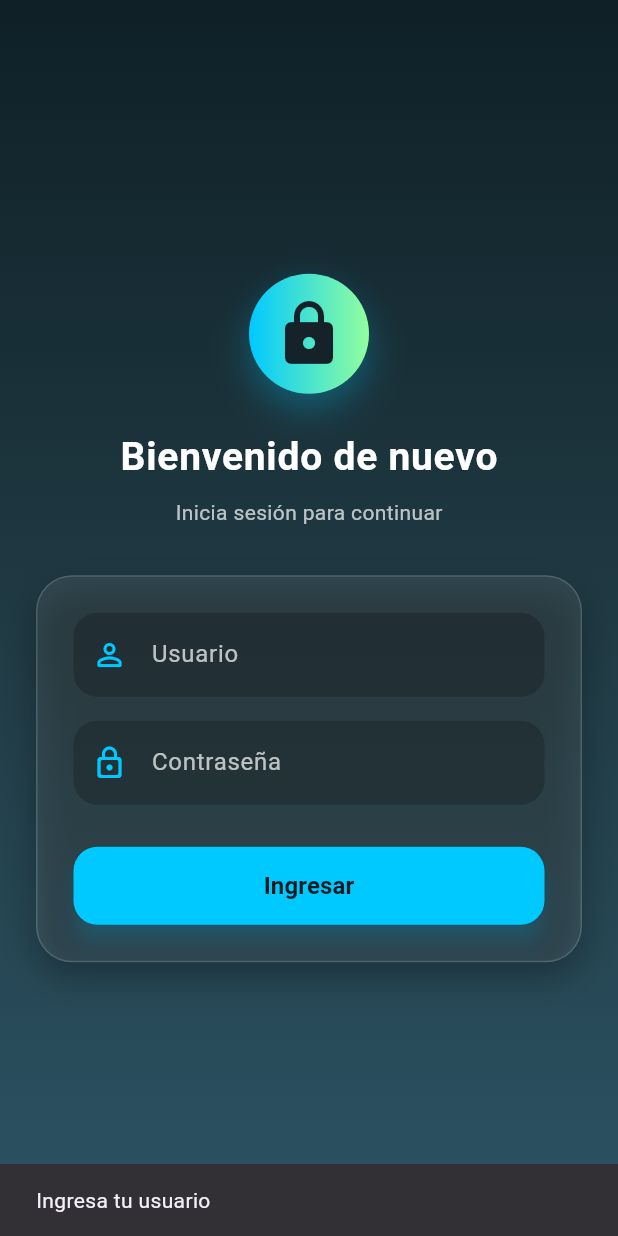
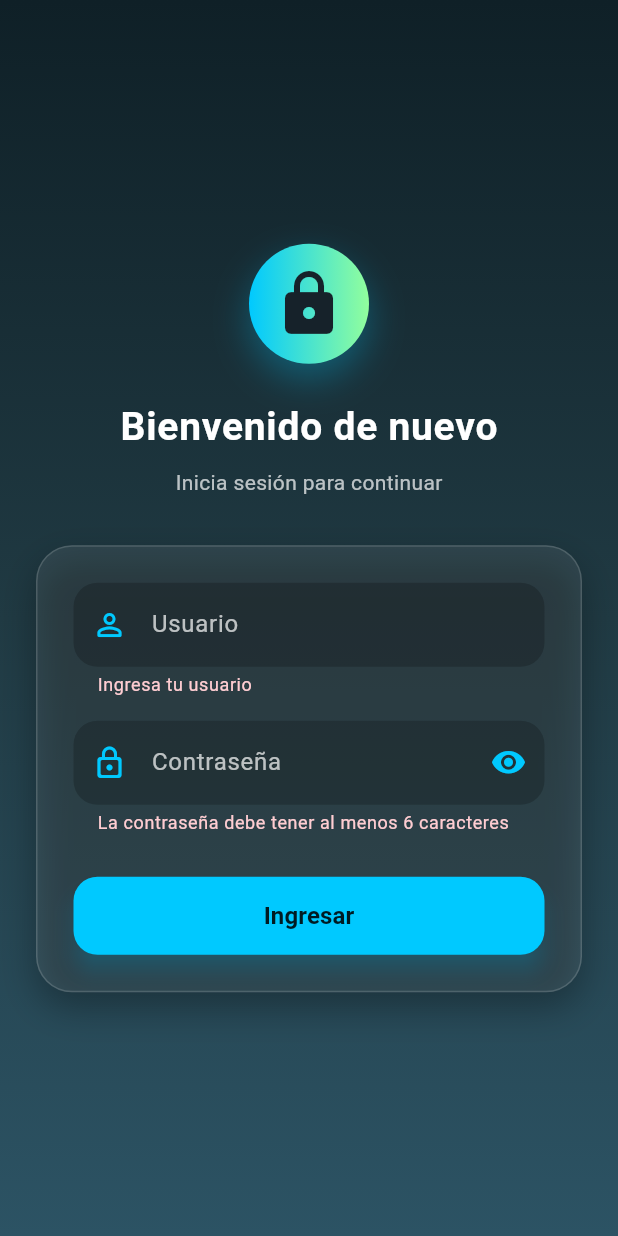
Before and after one commit to edison504/app_segura, a Flutter app: the screen it shows after launch, after a tap on "Ingresar", on a phone screen of 412 x 824 dp. Run offline on Flutter 3.47's test engine with Material 3 defaults, Android fonts, the phone set to English and light mode, and no system bars; our stand-ins replace flutter_secure_storage, image_picker, permission_handler; accounts and stored records are empty.

Commit message:
Se mejoran las alertas del login para mostrar las validaciones por errores y por credenciales inválidas.

```diff
--- a/lib/login_screen.dart
+++ b/lib/login_screen.dart
@@ -10,8 +10,48 @@ class LoginScreen extends StatefulWidget {
 }
 
 class _LoginScreenState extends State<LoginScreen> {
+  final _formKey = GlobalKey<FormState>();
   final _userController = TextEditingController();
   final _passController = TextEditingController();
+  final _passwordFocusNode = FocusNode();
+  bool _showPassword = false;
+
+  Future<void> _submit() async {
+    final authProvider = context.read<AuthProvider>();
+    if (authProvider.status == AuthStatus.authenticating ||
+        _formKey.currentState?.validate() != true) {
+      return;
+    }
+
+    FocusScope.of(context).unfocus();
+    final success = await authProvider.login(
+      _userController.text.trim(),
+      _passController.text,
+    );
+    if (!mounted) return;
+    if (!success) {
+      final messenger = ScaffoldMessenger.of(context);
+      messenger.removeCurrentSnackBar();
+      messenger.showSnackBar(
+        SnackBar(
+          content: Text(
+              authProvider.errorMessage ?? 'Usuario o contraseña incorrectos'),
+          backgroundColor: Colors.redAccent,
+          behavior: SnackBarBehavior.floating,
+          shape:
+              RoundedRectangleBorder(borderRadius: BorderRadius.circular(10)),
+        ),
+      );
+    }
+  }
+
+  @override
+  void dispose() {
+    _userController.dispose();
+    _passController.dispose();
+    _passwordFocusNode.dispose();
+    super.dispose();
+  }
 
   @override
   Widget build(BuildContext context) {
@@ -94,17 +134,30 @@ class _LoginScreenState extends State<LoginScreen> {
                         ),
                       ],
                     ),
+                    child: Form(
+                      key: _formKey,
+                      autovalidateMode: AutovalidateMode.onUserInteraction,
                       child: Column(
                         children: [
                           // Campo de Usuario
-                        TextField(
+                          TextFormField(
                             controller: _userController,
+                            textInputAction: TextInputAction.next,
+                            onFieldSubmitted: (_) =>
+                                _passwordFocusNode.requestFocus(),
+                            validator: (value) =>
+                                value == null || value.trim().isEmpty
+                                    ? 'Ingresa tu usuario'
+                                    : null,
                             style: const TextStyle(color: Colors.white),
                             decoration: InputDecoration(
                               labelText: 'Usuario',
+                              errorStyle:
+                                  const TextStyle(color: Color(0xFFFFCDD2)),
                               labelStyle: TextStyle(
                                   color: Colors.white.withValues(alpha: 0.7)),
-                            prefixIcon: const Icon(Icons.person_outline_rounded,
+                              prefixIcon: const Icon(
+                                  Icons.person_outline_rounded,
                                   color: Color(0xFF00C9FF)),
                               filled: true,
                               fillColor: Colors.black.withValues(alpha: 0.2),
@@ -122,12 +175,37 @@ class _LoginScreenState extends State<LoginScreen> {
                           const SizedBox(height: 16),
 
                           // Campo de Contraseña
-                        TextField(
+                          TextFormField(
                             controller: _passController,
+                            focusNode: _passwordFocusNode,
+                            textInputAction: TextInputAction.done,
+                            onFieldSubmitted: (_) => _submit(),
+                            validator: (value) => value == null ||
+                                    value.length < 6
+                                ? 'La contraseña debe tener al menos 6 caracteres'
+                                : null,
                             style: const TextStyle(color: Colors.white),
-                          obscureText: true,
+                            obscureText: !_showPassword,
+                            enableSuggestions: false,
+                            autocorrect: false,
                             decoration: InputDecoration(
                               labelText: 'Contraseña',
+                              errorStyle:
+                                  const TextStyle(color: Color(0xFFFFCDD2)),
+                              suffixIcon: IconButton(
+                                tooltip: _showPassword
+                                    ? 'Ocultar contraseña'
+                                    : 'Mostrar contraseña',
+                                icon: Icon(
+                                  _showPassword
+                                      ? Icons.visibility_off_rounded
+                                      : Icons.visibility_rounded,
+                                  color: const Color(0xFF00C9FF),
+                                ),
+                                onPressed: () => setState(() {
+                                  _showPassword = !_showPassword;
+                                }),
+                              ),
                               labelStyle: TextStyle(
                                   color: Colors.white.withValues(alpha: 0.7)),
                               prefixIcon: const Icon(Icons.lock_outline_rounded,
@@ -162,45 +240,12 @@ class _LoginScreenState extends State<LoginScreen> {
                                 shadowColor: const Color(0xFF00C9FF)
                                     .withValues(alpha: 0.5),
                               ),
-                            onPressed: authProvider.status == AuthStatus.authenticating
+                              onPressed: authProvider.status ==
+                                      AuthStatus.authenticating
                                   ? null
-                                : () async {
-                                    final username = _userController.text.trim();
-                                    final password = _passController.text;
-                                    String? error;
-                                    if (username.isEmpty) {
-                                      error = 'Ingresa tu usuario';
-                                    } else if (password.length < 6) {
-                                      error = 'La contraseña debe tener al menos 6 caracteres';
-                                    }
-
-                                    if (error != null) {
-                                      final messenger = ScaffoldMessenger.of(context);
-                                      messenger.removeCurrentSnackBar();
-                                      messenger.showSnackBar(
-                                        SnackBar(content: Text(error)),
-                                      );
-                                      return;
-                                    }
-
-                                    final success = await authProvider.login(username, password);
-                                    if (!success && context.mounted) {
-                                      final messenger = ScaffoldMessenger.of(context);
-                                      messenger.removeCurrentSnackBar();
-                                      messenger.showSnackBar(
-                                        SnackBar(
-                                          content: Text(authProvider.errorMessage ??
-                                              'Usuario o contraseña incorrectos'),
-                                          backgroundColor: Colors.redAccent,
-                                          behavior: SnackBarBehavior.floating,
-                                          shape: RoundedRectangleBorder(
-                                            borderRadius: BorderRadius.circular(10),
-                                          ),
-                                        ),
-                                      );
-                                    }
-                                  },
-                            child: authProvider.status == AuthStatus.authenticating
+                                  : _submit,
+                              child: authProvider.status ==
+                                      AuthStatus.authenticating
                                   ? const SizedBox(
                                       width: 22,
                                       height: 22,
@@ -221,6 +266,7 @@ class _LoginScreenState extends State<LoginScreen> {
                         ],
                       ),
                     ),
+                  ),
                 ],
               ),
             ),
```
Also changed, not shown: 1 other file. Lines whose indentation alone changed are shown as unchanged.
